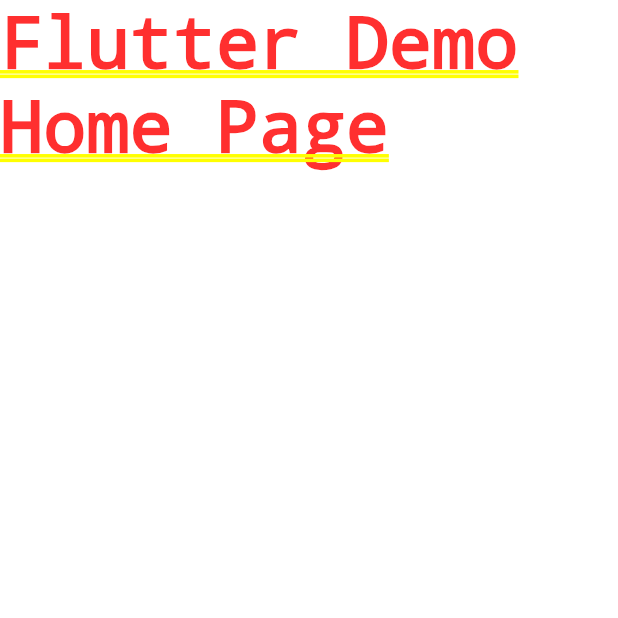
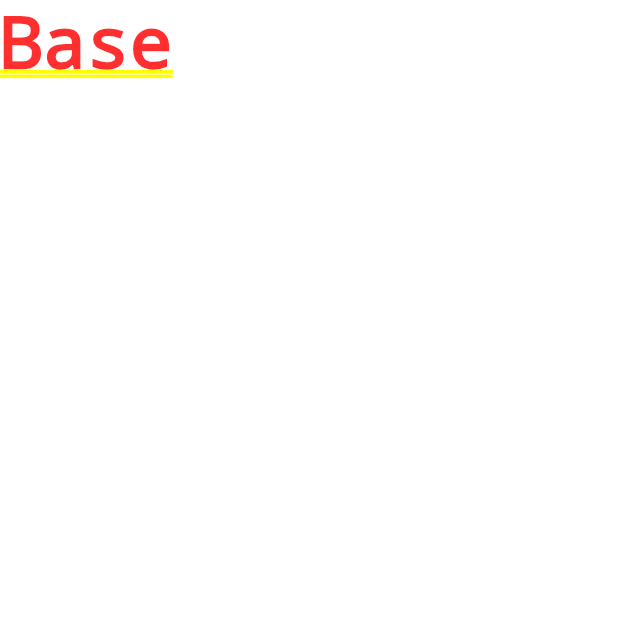
Before and after one commit to KinnaGt/Quiz-App, a Flutter app: the screen it shows after launch, on a phone screen of 412 x 824 dp, the top half of it. Run offline on Flutter 3.47's test engine with Material 2 defaults, Android fonts, the phone set to English and light mode, and no system bars.

Commit message:
1st commit

```diff
--- a/lib/main.dart
+++ b/lib/main.dart
@@ -14,7 +14,7 @@ class MyApp extends StatelessWidget {
       theme: ThemeData(
         primarySwatch: Colors.blue,
       ),
-      home: const Text('Flutter Demo Home Page'),
+      home: const Text('Base'),
     );
   }
 }
```
